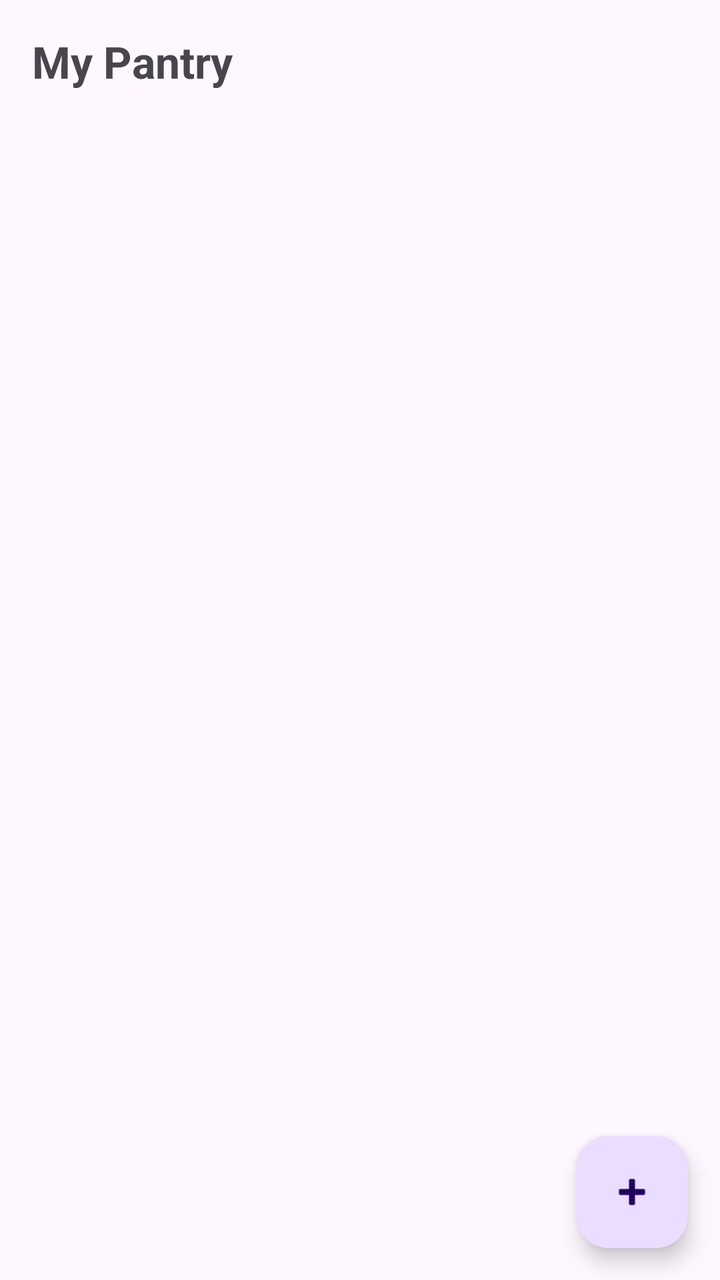
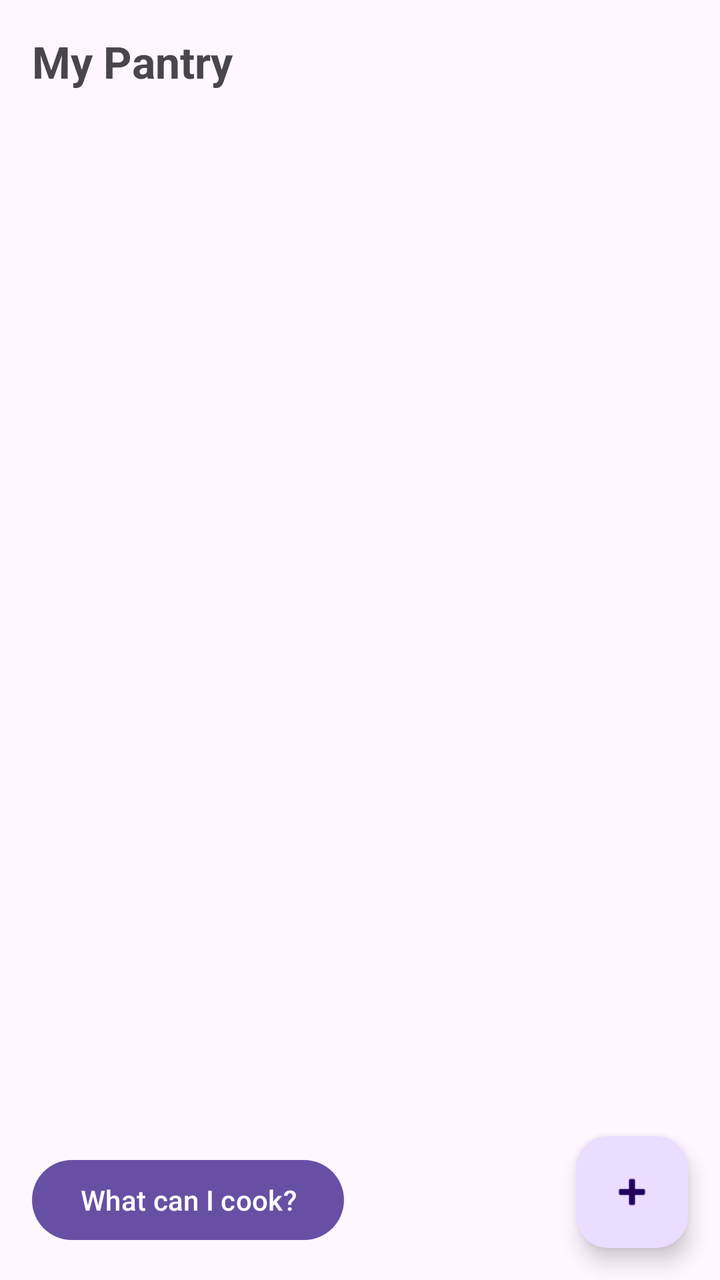

Before-and-after screenshots of an Android layout around one commit, followed by the original layout XML and the change that was made.
<!-- AndroidManifest.xml: application theme Theme.PantryManager -->
<!-- res/layout/activity_main.xml -->
<?xml version="1.0" encoding="utf-8"?>
<androidx.constraintlayout.widget.ConstraintLayout
    xmlns:android="http://schemas.android.com/apk/res/android"
    xmlns:app="http://schemas.android.com/apk/res-auto"
    android:id="@+id/main"
    android:layout_width="match_parent"
    android:layout_height="match_parent">

    <TextView
        android:id="@+id/text_title"
        android:layout_width="0dp"
        android:layout_height="wrap_content"
        android:text="@string/pantry_title"
        android:textSize="22sp"
        android:textStyle="bold"
        android:padding="16dp"
        app:layout_constraintTop_toTopOf="parent"
        app:layout_constraintStart_toStartOf="parent"
        app:layout_constraintEnd_toEndOf="parent" />

    <androidx.recyclerview.widget.RecyclerView
        android:id="@+id/recycler_pantry_items"
        android:layout_width="0dp"
        android:layout_height="0dp"
        android:clipToPadding="false"
        android:paddingBottom="80dp"
        app:layout_constraintTop_toBottomOf="@id/text_title"
        app:layout_constraintStart_toStartOf="parent"
        app:layout_constraintEnd_toEndOf="parent"
        app:layout_constraintBottom_toBottomOf="parent" />

    <TextView
        android:id="@+id/text_empty_state"
        android:layout_width="0dp"
        android:layout_height="wrap_content"
        android:text="@string/no_pantry_items"
        android:textSize="16sp"
        android:gravity="center"
        android:padding="24dp"
        android:visibility="gone"
        app:layout_constraintTop_toBottomOf="@id/text_title"
        app:layout_constraintStart_toStartOf="parent"
        app:layout_constraintEnd_toEndOf="parent" />

    <com.google.android.material.floatingactionbutton.FloatingActionButton
        android:id="@+id/fab_add_item"
        android:layout_width="wrap_content"
        android:layout_height="wrap_content"
        android:layout_margin="16dp"
        android:contentDescription="@string/add_item"
        android:src="@android:drawable/ic_input_add"
        app:layout_constraintBottom_toBottomOf="parent"
        app:layout_constraintEnd_toEndOf="parent" />

</androidx.constraintlayout.widget.ConstraintLayout>
<!-- resources referenced by this layout -->
<resources>
  <string name="add_item">Add pantry item</string>
  <string name="no_pantry_items">No ingredients yet. Tap + to add your first item.</string>
  <string name="pantry_title">My Pantry</string>
  <style name="Theme.PantryManager" parent="Base.Theme.PantryManager" />
  <style name="Base.Theme.PantryManager" parent="Theme.Material3.DayNight.NoActionBar">
          
          
      </style>
</resources>

<!-- the commit's change to res/layout/activity_main.xml (unified diff, before → after) -->
@@ -52,4 +52,13 @@
         app:layout_constraintBottom_toBottomOf="parent"
         app:layout_constraintEnd_toEndOf="parent" />
 
+    <Button
+        android:id="@+id/button_suggested_recipes"
+        android:layout_width="wrap_content"
+        android:layout_height="wrap_content"
+        android:layout_margin="16dp"
+        android:text="@string/what_can_i_cook"
+        app:layout_constraintBottom_toBottomOf="parent"
+        app:layout_constraintStart_toStartOf="parent" />
+
 </androidx.constraintlayout.widget.ConstraintLayout>
<!-- resource entries referenced after the edit -->
@@ -3,6 +3,7 @@
   <string name="add_item">Add pantry item</string>
   <string name="no_pantry_items">No ingredients yet. Tap + to add your first item.</string>
   <string name="pantry_title">My Pantry</string>
+  <string name="what_can_i_cook">What can I cook?</string>
   <style name="Theme.PantryManager" parent="Base.Theme.PantryManager" />
   <style name="Base.Theme.PantryManager" parent="Theme.Material3.DayNight.NoActionBar">
           
